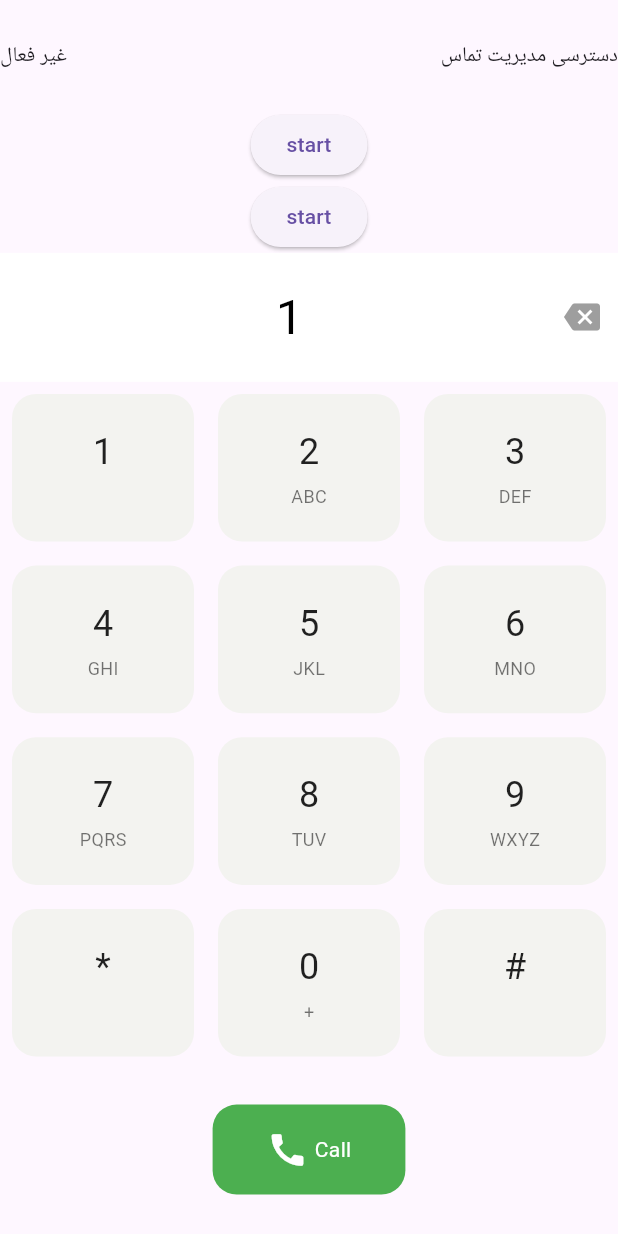
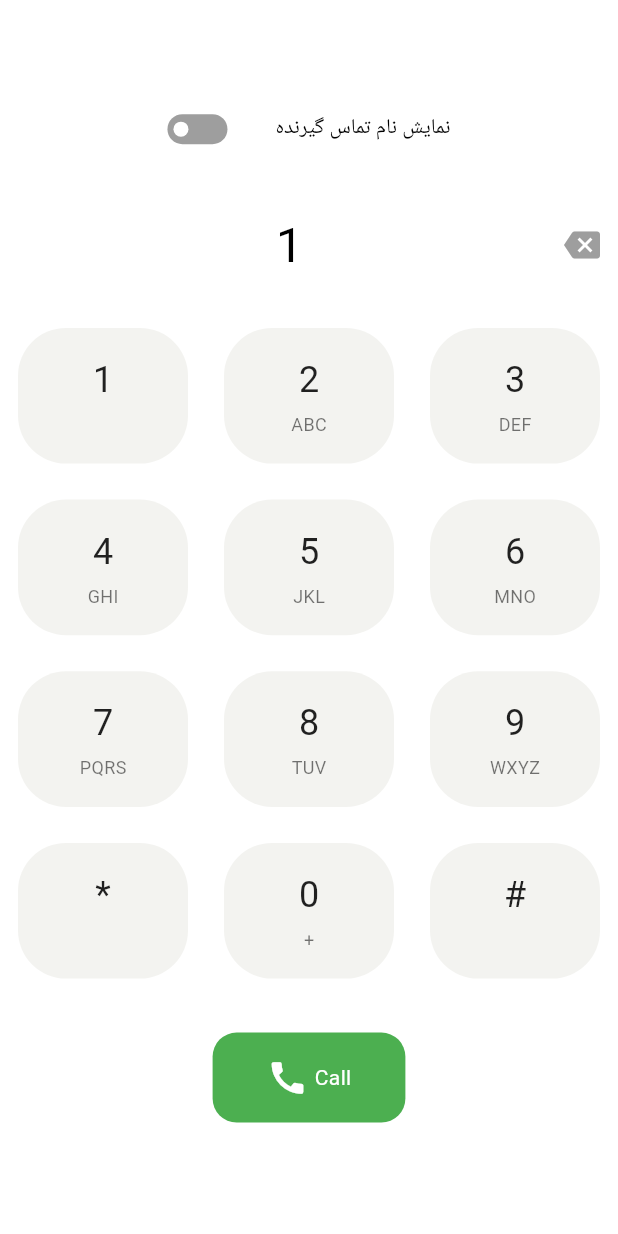
Before and after one commit to sahmohseni/call, a Flutter app: the screen it shows after launch, after a tap on an icon or button, on a phone screen of 412 x 824 dp. Run offline on Flutter 3.47's test engine with Material 3 defaults, Android fonts, the phone set to English and light mode, and no system bars; drawn by our look-alikes of flutter_switch; our stand-ins replace get_it, permission_handler, shared_preferences; missing offline and left inert: flutter_foreground_task, flutter_overlay_window, phone_state, system_alert_window.

Commit message:
feat : version 1.0.0

```diff
--- a/lib/dial_pad.dart
+++ b/lib/dial_pad.dart
@@ -106,9 +106,9 @@ class _DialPadState extends State<DialPad> {
           },
       child: Container(
           padding: const EdgeInsets.all(4.0),
-          margin: const EdgeInsets.all(8.0),
+          margin: const EdgeInsets.all(12.0),
           decoration: BoxDecoration(
-              borderRadius: BorderRadius.circular(16.0),
+              borderRadius: BorderRadius.circular(32.0),
               color: const Color.fromARGB(255, 243, 243, 240)),
           child: icon != null
               ? Icon(icon, size: 28, color: Colors.black87)
--- a/lib/home.dart
+++ b/lib/home.dart
@@ -1,9 +1,11 @@
 import 'package:flutter/material.dart';
 import 'package:flutter/services.dart';
 import 'package:flutter_foreground_task/flutter_foreground_task.dart';
+import 'package:flutter_switch/flutter_switch.dart';
 import 'package:permission_handler/permission_handler.dart';
 import 'package:shomare_yab/background_task_handler.dart';
 import 'package:shomare_yab/dial_pad.dart';
+import 'package:shomare_yab/text_styles.dart';
 import 'package:system_alert_window/system_alert_window.dart';
 
 @pragma('vm:entry-point')
@@ -37,27 +39,27 @@ Future<ServiceRequestResult> _startService() async {
 
 class _HomeScreenState extends State<HomeScreen> with WidgetsBindingObserver {
   bool isPhonePermissionGranted = false;
+  bool showIncomingName = false;
   static const platform = MethodChannel('com.example.dialer/call');
   Future<void> checkPermissions() async {
     PermissionStatus phonePermissionStatus = await Permission.phone.status;
     PermissionStatus notifPermissionStatus =
         await Permission.notification.status;
-    PermissionStatus alertWindowPermissionStatus =
-        await Permission.notification.status;
 
     if (phonePermissionStatus.isGranted) {
-      if (notifPermissionStatus.isGranted) {
-        if (await FlutterForegroundTask.canDrawOverlays == true) {
+      if (await FlutterForegroundTask.canDrawOverlays == true) {
+        if (notifPermissionStatus.isGranted) {
           _initService();
           setState(() {
             isPhonePermissionGranted = phonePermissionStatus.isGranted;
+            showIncomingName = true;
           });
+          _startService();
         } else {
-          await FlutterForegroundTask.openSystemAlertWindowSettings();
+          _requestNotifPermission();
         }
-      }
-      {
-        _requestNotifPermission();
+      } else {
+        await FlutterForegroundTask.openSystemAlertWindowSettings();
       }
     } else {
       _requestPhonePermission();
@@ -79,7 +81,7 @@ class _HomeScreenState extends State<HomeScreen> with WidgetsBindingObserver {
   @override
   void initState() {
     WidgetsBinding.instance.addObserver(this);
-    checkPermissions();
+    // checkPermissions();
     super.initState();
   }
 
@@ -126,31 +128,43 @@ class _HomeScreenState extends State<HomeScreen> with WidgetsBindingObserver {
   Widget build(BuildContext context) {
     return SafeArea(
         child: Scaffold(
+      backgroundColor: Colors.white,
       body: Center(
         child: Column(
           mainAxisAlignment: MainAxisAlignment.center,
           crossAxisAlignment: CrossAxisAlignment.center,
           children: [
             Row(
-              mainAxisAlignment: MainAxisAlignment.spaceBetween,
+              mainAxisAlignment: MainAxisAlignment.center,
               children: [
-                Text("دسترسی مدیریت تماس"),
-                Text(isPhonePermissionGranted ? "فعال" : "غیر فعال")
+                Text(
+                  "نمایش نام تماس گیرنده",
+                  style: AppTextStyles.title.copyWith(color: Colors.black),
+                ),
+                SizedBox(
+                  width: 32.0,
+                ),
+                FlutterSwitch(
+                  width: 40.0,
+                  height: 20,
+                  toggleSize: 10.0,
+                  showOnOff: false,
+                  value: showIncomingName,
+                  onToggle: (value) {
+                    if (showIncomingName == true) {
+                      setState(() {
+                        showIncomingName == false;
+                      });
+                    } else {
+                      checkPermissions();
+                    }
+                  },
+                )
               ],
             ),
             SizedBox(
               height: 24,
             ),
-            ElevatedButton(onPressed: _startService, child: Text("start")),
-            ElevatedButton(
-                onPressed: () {
-                  SystemAlertWindow.showSystemWindow(
-                    height: 200,
-                    gravity: SystemWindowGravity.CENTER,
-                    prefMode: SystemWindowPrefMode.OVERLAY,
-                  );
-                },
-                child: Text("start")),
             DialPad(
               onCallPressed: (phoneNumber) async {
                 await platform
--- a/pubspec.yaml
+++ b/pubspec.yaml
@@ -43,7 +43,7 @@ dependencies:
   shared_preferences: ^2.2.3
   get_it: ^8.0.0
   system_alert_window: ^2.0.0
-
+  flutter_switch: ^0.3.2
 dev_dependencies:
   flutter_test:
     sdk: flutter
```
Also changed, not shown: pubspec.lock, 8 other files.
